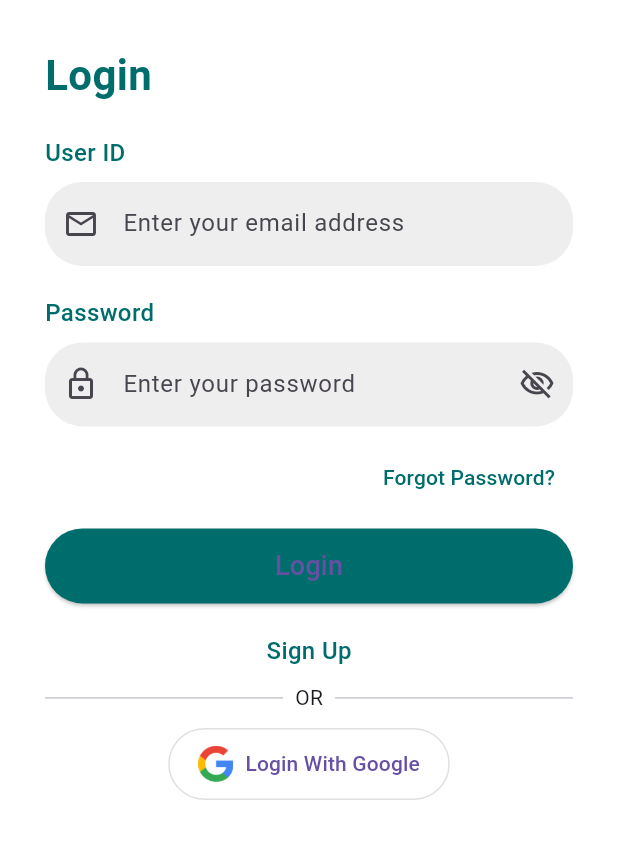
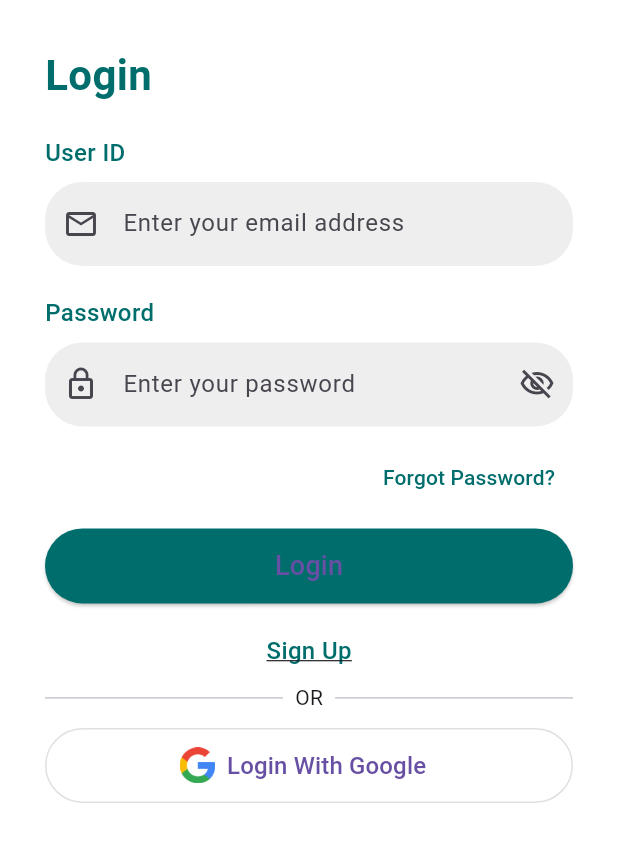
Before and after one commit to Alexa88879/Medicoo, a Flutter app: the screen it shows after launch, scrolled down 88 dp, on a phone screen of 412 x 824 dp, the part 362-1224 px from its top. Run offline on Flutter 3.47's test engine with Material 3 defaults, Android fonts, the phone set to English and light mode, and no system bars.

Commit message:
Update home_page.dart

```diff
--- a/lib/home_page.dart
+++ b/lib/home_page.dart
@@ -1,16 +1,23 @@
 import 'package:flutter/material.dart';
 
-class HomePage extends StatelessWidget {
+class HomePage extends StatefulWidget {
   const HomePage({super.key});
+
+  @override
+  State<HomePage> createState() => _HomePageState();
+}
+
+class _HomePageState extends State<HomePage> {
+  bool _obscurePassword = true;
 
   @override
   Widget build(BuildContext context) {
     return Scaffold(
-      backgroundColor: Colors.white, // Set full screen background to white
+      backgroundColor: Colors.white, // Entire page background
       body: SingleChildScrollView(
         child: Column(
           children: [
-            // Background Image
+            // Top Image
             Image.asset(
               'assets/images/logo.png',
               fit: BoxFit.cover,
@@ -18,7 +25,7 @@ class HomePage extends StatelessWidget {
               height: MediaQuery.of(context).size.height * 0.4,
             ),
 
-            // Login Form
+            // Login Form Section
             Container(
               width: double.infinity,
               decoration: const BoxDecoration(
@@ -48,6 +55,7 @@ class HomePage extends StatelessWidget {
                     ),
                   ),
                   const SizedBox(height: 8),
+
                   TextField(
                     decoration: InputDecoration(
                       hintText: "Enter your email address",
@@ -71,12 +79,24 @@ class HomePage extends StatelessWidget {
                     ),
                   ),
                   const SizedBox(height: 8),
+
                   TextField(
-                    obscureText: true,
+                    obscureText: _obscurePassword,
                     decoration: InputDecoration(
                       hintText: "Enter your password",
                       prefixIcon: const Icon(Icons.lock_outline),
-                      suffixIcon: const Icon(Icons.visibility_off_outlined),
+                      suffixIcon: IconButton(
+                        icon: Icon(
+                          _obscurePassword
+                              ? Icons.visibility_off_outlined
+                              : Icons.visibility_outlined,
+                        ),
+                        onPressed: () {
+                          setState(() {
+                            _obscurePassword = !_obscurePassword;
+                          });
+                        },
+                      ),
                       filled: true,
                       fillColor: Colors.grey.shade200,
                       border: OutlineInputBorder(
@@ -90,7 +110,9 @@ class HomePage extends StatelessWidget {
                   Align(
                     alignment: Alignment.centerRight,
                     child: TextButton(
-                      onPressed: () {},
+                      onPressed: () {
+                        // Add forgot password logic here
+                      },
                       child: const Text(
                         "Forgot Password?",
                         style: TextStyle(color: Color(0xFF006D6D)),
@@ -99,6 +121,7 @@ class HomePage extends StatelessWidget {
                   ),
                   const SizedBox(height: 10),
 
+                  // Login Button
                   SizedBox(
                     width: double.infinity,
                     height: 50,
@@ -109,7 +132,9 @@ class HomePage extends StatelessWidget {
                           borderRadius: BorderRadius.circular(25),
                         ),
                       ),
-                      onPressed: () {},
+                      onPressed: () {
+                        // Add login logic here
+                      },
                       child: const Text(
                         "Login",
                         style: TextStyle(fontSize: 18),
@@ -118,13 +143,20 @@ class HomePage extends StatelessWidget {
                   ),
                   const SizedBox(height: 20),
 
-                  const Center(
-                    child: Text(
-                      "Sign Up",
-                      style: TextStyle(
-                        fontSize: 16,
-                        fontWeight: FontWeight.w500,
-                        color: Color(0xFF006D6D),
+                  // Clickable Sign Up
+                  Center(
+                    child: GestureDetector(
+                      onTap: () {
+                        // Navigate to Sign Up screen
+                      },
+                      child: const Text(
+                        "Sign Up",
+                        style: TextStyle(
+                          fontSize: 16,
+                          fontWeight: FontWeight.w500,
+                          color: Color(0xFF006D6D),
+                          decoration: TextDecoration.underline,
+                        ),
                       ),
                     ),
                   ),
@@ -142,26 +174,31 @@ class HomePage extends StatelessWidget {
                   ),
                   const SizedBox(height: 10),
 
-                  // Centered Login with Google Button
-                  Center(
+                  // Login With Google Button
+                  SizedBox(
+                    width: double.infinity,
+                    height: 50,
                     child: OutlinedButton.icon(
-                      onPressed: () {},
+                      onPressed: () {
+                        // Add Google login logic
+                      },
                       icon: Image.asset(
                         'assets/images/google.png',
                         height: 24,
                       ),
-                      label: const Text("Login With Google"),
+                      label: const Text(
+                        "Login With Google",
+                        style: TextStyle(fontSize: 16),
+                      ),
                       style: OutlinedButton.styleFrom(
                         shape: RoundedRectangleBorder(
                           borderRadius: BorderRadius.circular(25),
                         ),
-                        padding: const EdgeInsets.symmetric(
-                            horizontal: 20, vertical: 12),
                         side: const BorderSide(color: Colors.black12),
                       ),
                     ),
                   ),
-                  const SizedBox(height: 20), // Extra padding to avoid cutoff
+                  const SizedBox(height: 20),
                 ],
               ),
             ),
```
